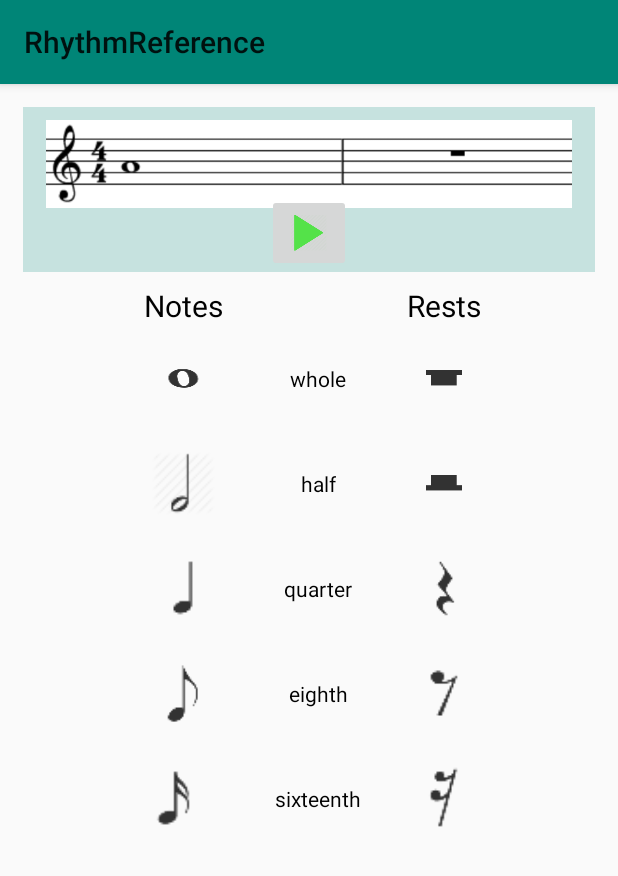
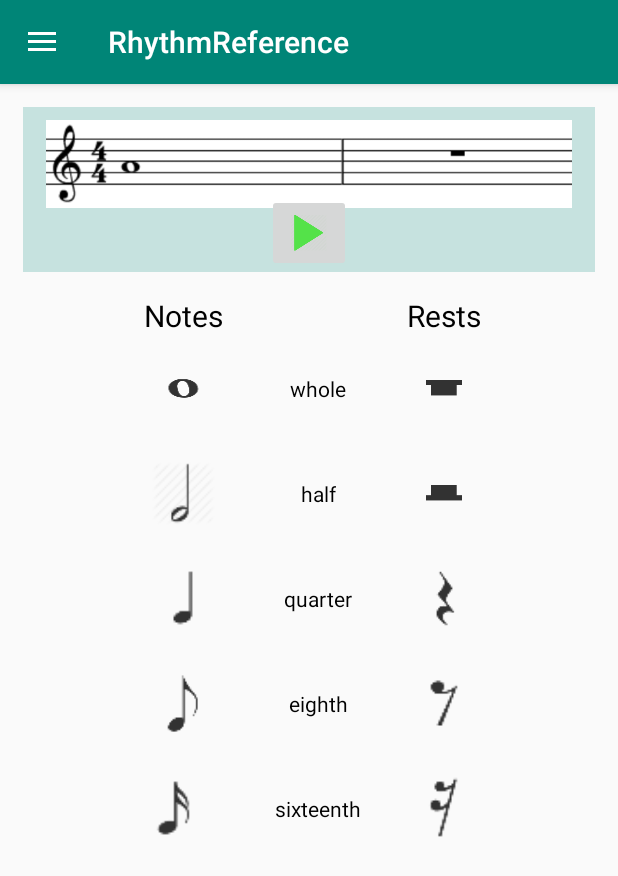
Before and after one commit to ZachJiroun/MusicTheory, an Android app: the RhythmReference screen opened directly, with no data from a screen before it, after a tap on an icon or button, on a phone screen of 412 x 824 dp. Shown: the top 876 px of the screen. Run offline under Robolectric (Android 15) with nearby library versions, the phone set to English and light mode, and no system bars.

Commit message:
integrated rhythm

```diff
--- a/app/src/main/AndroidManifest.xml
+++ b/app/src/main/AndroidManifest.xml
@@ -21,7 +21,7 @@
         </activity>
         <activity android:name=".lessons.LessonsActivity" />
         <activity
-            android:name=".RhythmReference"
+            android:name=".rhythm.RhythmReference"
             android:label="@string/title_activity_rhythm_reference" >
         </activity>
     </application>
--- a/app/src/main/java/cmsc436/com/musictheory/RhythmFragment.java
+++ b/app/src/main/java/cmsc436/com/musictheory/rhythm/RhythmFragment.java
@@ -1,4 +1,4 @@
-package cmsc436.com.musictheory;
+package cmsc436.com.musictheory.rhythm;
 
 
 import android.media.MediaPlayer;
@@ -9,6 +9,8 @@ import android.view.View;
 import android.view.ViewGroup;
 import android.widget.ImageButton;
 import android.widget.ImageView;
+
+import cmsc436.com.musictheory.R;
 
 
 /**
--- a/app/src/main/java/cmsc436/com/musictheory/RhythmReference.java
+++ b/app/src/main/java/cmsc436/com/musictheory/rhythm/RhythmReference.java
@@ -1,15 +1,22 @@
-package cmsc436.com.musictheory;
+package cmsc436.com.musictheory.rhythm;
 
 import android.app.FragmentManager;
 import android.app.FragmentTransaction;
+import android.content.Intent;
 import android.os.Bundle;
-import android.support.design.widget.FloatingActionButton;
-import android.support.design.widget.Snackbar;
+import android.support.design.widget.NavigationView;
+import android.support.v4.view.GravityCompat;
+import android.support.v4.widget.DrawerLayout;
+import android.support.v7.app.ActionBar;
+import android.support.v7.app.ActionBarDrawerToggle;
 import android.support.v7.app.AppCompatActivity;
 import android.support.v7.widget.Toolbar;
+import android.view.MenuItem;
 import android.view.View;
-import android.widget.Button;
 import android.widget.ImageButton;
+
+import cmsc436.com.musictheory.R;
+import cmsc436.com.musictheory.lessons.LessonsActivity;
 
 public class RhythmReference extends AppCompatActivity {
 
@@ -23,19 +30,66 @@ public class RhythmReference extends AppCompatActivity {
     ImageButton eighthRestButton;
     ImageButton sixteenthNoteButton;
     ImageButton sixteenthRestButton;
-    FragmentManager fragmentManager = getFragmentManager();
+
+    private DrawerLayout mDrawerLayout;
+    private Toolbar mToolbar;
+    private ActionBarDrawerToggle mDrawerToggle;
+    FragmentManager mFragmentManager;
 
     @Override
     protected void onCreate(Bundle savedInstanceState) {
         super.onCreate(savedInstanceState);
         setContentView(R.layout.activity_rhythm_reference);
-        Toolbar toolbar = (Toolbar) findViewById(R.id.toolbar);
-        setSupportActionBar(toolbar);
 
         Bundle bundle = new Bundle();
         bundle.putString("button_value", "blank");
 
-        FragmentTransaction fragmentTransaction = fragmentManager.beginTransaction();
+        // Set up the navigation drawer.
+        mDrawerLayout = (DrawerLayout) findViewById(R.id.drawer_layout);
+
+        // Set up the toolbar.
+        mToolbar = (Toolbar) findViewById(R.id.toolbar);
+        setSupportActionBar(mToolbar);
+
+        ActionBar ab = getSupportActionBar();
+        if (ab != null) {
+            ab.setDisplayShowTitleEnabled(true);
+            ab.setDisplayHomeAsUpEnabled(true);
+        }
+
+        NavigationView navigationView = (NavigationView) findViewById(R.id.nav_view);
+        if (navigationView != null) {
+            setupDrawerContent(navigationView);
+        }
+
+        mDrawerToggle = new ActionBarDrawerToggle(RhythmReference.this, mDrawerLayout, mToolbar, R.string.navigation_drawer_open, R.string.navigation_drawer_close) {
+            @Override
+            public void onDrawerClosed(View drawerView) {
+                super.onDrawerClosed(drawerView);
+            }
+
+            @Override
+            public void onDrawerOpened(View drawerView) {
+                super.onDrawerOpened(drawerView);
+            }
+        };
+
+        mDrawerToggle.setToolbarNavigationClickListener(new View.OnClickListener() {
+            @Override
+            public void onClick(View v) {
+                mFragmentManager.popBackStack();
+            }
+        });
+
+        mDrawerLayout.setDrawerListener(mDrawerToggle);
+        mDrawerToggle.syncState();
+
+        // Set up fragment
+        mFragmentManager = getFragmentManager();
+
+        mDrawerToggle.setDrawerIndicatorEnabled(true);
+
+        FragmentTransaction fragmentTransaction = mFragmentManager.beginTransaction();
         RhythmFragment rhythmFragment = new RhythmFragment();
         rhythmFragment.setArguments(bundle);
         fragmentTransaction.add(R.id.rhythm_fragment_container, rhythmFragment);
@@ -50,7 +104,7 @@ public class RhythmReference extends AppCompatActivity {
                 Bundle bundle = new Bundle();
                 bundle.putString("button_value", "whole");
 
-                FragmentTransaction fragmentTransaction = fragmentManager.beginTransaction();
+                FragmentTransaction fragmentTransaction = mFragmentManager.beginTransaction();
                     RhythmFragment rhythmFragment = new RhythmFragment();
                     rhythmFragment.setArguments(bundle);
                     fragmentTransaction.add(R.id.rhythm_fragment_container, rhythmFragment);
@@ -68,7 +122,7 @@ public class RhythmReference extends AppCompatActivity {
                 Bundle bundle = new Bundle();
                 bundle.putString("button_value", "whole");
 
-                FragmentTransaction fragmentTransaction = fragmentManager.beginTransaction();
+                FragmentTransaction fragmentTransaction = mFragmentManager.beginTransaction();
                 RhythmFragment rhythmFragment = new RhythmFragment();
                 rhythmFragment.setArguments(bundle);
                 fragmentTransaction.add(R.id.rhythm_fragment_container, rhythmFragment);
@@ -86,7 +140,7 @@ public class RhythmReference extends AppCompatActivity {
                 Bundle bundle = new Bundle();
                 bundle.putString("button_value", "half");
 
-                FragmentTransaction fragmentTransaction = fragmentManager.beginTransaction();
+                FragmentTransaction fragmentTransaction = mFragmentManager.beginTransaction();
                 RhythmFragment rhythmFragment = new RhythmFragment();
                 rhythmFragment.setArguments(bundle);
                 fragmentTransaction.add(R.id.rhythm_fragment_container, rhythmFragment);
@@ -104,7 +158,7 @@ public class RhythmReference extends AppCompatActivity {
                 Bundle bundle = new Bundle();
                 bundle.putString("button_value", "half");
 
-                FragmentTransaction fragmentTransaction = fragmentManager.beginTransaction();
+                FragmentTransaction fragmentTransaction = mFragmentManager.beginTransaction();
                 RhythmFragment rhythmFragment = new RhythmFragment();
                 rhythmFragment.setArguments(bundle);
                 fragmentTransaction.add(R.id.rhythm_fragment_container, rhythmFragment);
@@ -122,7 +176,7 @@ public class RhythmReference extends AppCompatActivity {
                 Bundle bundle = new Bundle();
                 bundle.putString("button_value", "quarter");
 
-                FragmentTransaction fragmentTransaction = fragmentManager.beginTransaction();
+                FragmentTransaction fragmentTransaction = mFragmentManager.beginTransaction();
                 RhythmFragment rhythmFragment = new RhythmFragment();
                 rhythmFragment.setArguments(bundle);
                 fragmentTransaction.add(R.id.rhythm_fragment_container, rhythmFragment);
@@ -140,7 +194,7 @@ public class RhythmReference extends AppCompatActivity {
                 Bundle bundle = new Bundle();
                 bundle.putString("button_value", "quarter");
 
-                FragmentTransaction fragmentTransaction = fragmentManager.beginTransaction();
+                FragmentTransaction fragmentTransaction = mFragmentManager.beginTransaction();
                 RhythmFragment rhythmFragment = new RhythmFragment();
                 rhythmFragment.setArguments(bundle);
                 fragmentTransaction.add(R.id.rhythm_fragment_container, rhythmFragment);
@@ -158,7 +212,7 @@ public class RhythmReference extends AppCompatActivity {
                 Bundle bundle = new Bundle();
                 bundle.putString("button_value", "eighth");
 
-                FragmentTransaction fragmentTransaction = fragmentManager.beginTransaction();
+                FragmentTransaction fragmentTransaction = mFragmentManager.beginTransaction();
                 RhythmFragment rhythmFragment = new RhythmFragment();
                 rhythmFragment.setArguments(bundle);
                 fragmentTransaction.add(R.id.rhythm_fragment_container, rhythmFragment);
@@ -176,7 +230,7 @@ public class RhythmReference extends AppCompatActivity {
                 Bundle bundle = new Bundle();
                 bundle.putString("button_value", "eighth");
 
-                FragmentTransaction fragmentTransaction = fragmentManager.beginTransaction();
+                FragmentTransaction fragmentTransaction = mFragmentManager.beginTransaction();
                 RhythmFragment rhythmFragment = new RhythmFragment();
                 rhythmFragment.setArguments(bundle);
                 fragmentTransaction.add(R.id.rhythm_fragment_container, rhythmFragment);
@@ -194,7 +248,7 @@ public class RhythmReference extends AppCompatActivity {
                 Bundle bundle = new Bundle();
                 bundle.putString("button_value", "sixteenth");
 
-                FragmentTransaction fragmentTransaction = fragmentManager.beginTransaction();
+                FragmentTransaction fragmentTransaction = mFragmentManager.beginTransaction();
                 RhythmFragment rhythmFragment = new RhythmFragment();
                 rhythmFragment.setArguments(bundle);
                 fragmentTransaction.add(R.id.rhythm_fragment_container, rhythmFragment);
@@ -212,7 +266,7 @@ public class RhythmReference extends AppCompatActivity {
                 Bundle bundle = new Bundle();
                 bundle.putString("button_value", "sixteenth");
 
-                FragmentTransaction fragmentTransaction = fragmentManager.beginTransaction();
+                FragmentTransaction fragmentTransaction = mFragmentManager.beginTransaction();
                 RhythmFragment rhythmFragment = new RhythmFragment();
                 rhythmFragment.setArguments(bundle);
                 fragmentTransaction.add(R.id.rhythm_fragment_container, rhythmFragment);
@@ -227,11 +281,59 @@ public class RhythmReference extends AppCompatActivity {
 
     @Override
     public void onBackPressed() {
-        if(fragmentManager.getBackStackEntryCount() != 0) {
-            fragmentManager.popBackStack();
+        if (mDrawerLayout.isDrawerOpen(GravityCompat.START)) {
+            mDrawerLayout.closeDrawers();
+            return;
+        }
+        if(mFragmentManager.getBackStackEntryCount() != 0) {
+            mFragmentManager.popBackStack();
         } else {
             super.onBackPressed();
         }
     }
 
+    @Override
+    public boolean onOptionsItemSelected(MenuItem item) {
+        switch (item.getItemId()) {
+            case android.R.id.home:
+                if (mFragmentManager.getBackStackEntryCount() > 0) {
+                    mFragmentManager.popBackStack();
+                    getSupportActionBar().setDisplayHomeAsUpEnabled(false);
+                }
+                return true;
+            default:
+                return super.onOptionsItemSelected(item);
+        }
+    }
+
+    public void setDrawerIndicatorEnabled(boolean value) {
+        if (mDrawerToggle != null) {
+            mDrawerToggle.setDrawerIndicatorEnabled(value);
+        }
+    }
+
+    private void setupDrawerContent(NavigationView navigationView) {
+        navigationView.setNavigationItemSelectedListener(
+                new NavigationView.OnNavigationItemSelectedListener() {
+                    @Override
+                    public boolean onNavigationItemSelected(MenuItem menuItem) {
+                        switch (menuItem.getItemId()) {
+                            case R.id.lessons_menu_item:
+                                Intent li = new Intent(RhythmReference.this, LessonsActivity.class);
+                                li.addFlags(Intent.FLAG_ACTIVITY_NEW_TASK
+                                        | Intent.FLAG_ACTIVITY_CLEAR_TASK);
+                                startActivity(li);
+                                break;
+                            default:
+                                break;
+                        }
+                        // Close the navigation drawer when an item is selected.
+                        menuItem.setChecked(true);
+                        mDrawerLayout.closeDrawers();
+                        return true;
+                    }
+
+                });
+    }
+
 }
--- a/app/src/main/res/layout/activity_rhythm_reference.xml
+++ b/app/src/main/res/layout/activity_rhythm_reference.xml
@@ -1,36 +1,48 @@
 <?xml version="1.0" encoding="utf-8"?>
-<android.support.design.widget.CoordinatorLayout
-    xmlns:android="http://schemas.android.com/apk/res/android"
+<android.support.v4.widget.DrawerLayout xmlns:android="http://schemas.android.com/apk/res/android"
     xmlns:app="http://schemas.android.com/apk/res-auto"
     xmlns:tools="http://schemas.android.com/tools"
+    android:id="@+id/drawer_layout"
     android:layout_width="match_parent"
     android:layout_height="match_parent"
     android:fitsSystemWindows="true"
-    tools:context="cmsc436.com.musictheory.RhythmReference">
+    tools:context=".rhythm.RhythmReference"
+    tools:openDrawer="start">
 
+    <LinearLayout
+        android:layout_width="match_parent"
+        android:layout_height="match_parent"
+        android:orientation="vertical">
 
     <android.support.design.widget.AppBarLayout
-        android:layout_height="wrap_content"
         android:layout_width="match_parent"
-        android:theme="@style/AppTheme.AppBarOverlay">
+        android:layout_height="wrap_content">
 
         <android.support.v7.widget.Toolbar
             android:id="@+id/toolbar"
             android:layout_width="match_parent"
-            android:layout_height="?attr/actionBarSize"
+            android:layout_height="wrap_content"
             android:background="?attr/colorPrimary"
-            app:popupTheme="@style/AppTheme.PopupOverlay" />
-
+            android:minHeight="?attr/actionBarSize"
+            android:theme="@style/Toolbar"
+            app:popupTheme="@style/ThemeOverlay.AppCompat.Light" />
     </android.support.design.widget.AppBarLayout>
 
-
+        <RelativeLayout
+            android:id="@+id/rhythm_fragment_container"
+            android:layout_width="match_parent"
+            android:layout_height="110dp"
+            android:layout_marginTop="15dp"
+            android:layout_marginLeft="15dp"
+            android:layout_marginRight="15dp"
+            />
 
     <GridLayout xmlns:android="http://schemas.android.com/apk/res/android"
         xmlns:tools="http://schemas.android.com/tools"
         android:id="@+id/GridLayout1"
         android:layout_width="wrap_content"
         android:layout_height="fill_parent"
-        android:layout_marginTop="190dp"
+        android:layout_marginTop="15dp"
         android:layout_gravity="center"
         android:columnCount="3"
         android:rowCount="10"
@@ -156,16 +168,17 @@
 
     </GridLayout>
 
-    <RelativeLayout
-        android:id="@+id/rhythm_fragment_container"
-        android:layout_width="match_parent"
-        android:layout_height="110dp"
-        android:layout_marginTop="71dp"
-        android:layout_marginLeft="15dp"
-        android:layout_marginRight="15dp"
-        />
-
-
     <include layout="@layout/content_rhythm_reference"/>
 
-</android.support.design.widget.CoordinatorLayout>
+    </LinearLayout>
+
+    <!-- Navigation Drawer -->
+    <android.support.design.widget.NavigationView
+        android:id="@+id/nav_view"
+        android:layout_width="wrap_content"
+        android:layout_height="match_parent"
+        android:layout_gravity="start"
+        android:fitsSystemWindows="true"
+        app:menu="@menu/activity_main_drawer" />
+
+</android.support.v4.widget.DrawerLayout>
--- a/app/src/main/res/layout/content_rhythm_reference.xml
+++ b/app/src/main/res/layout/content_rhythm_reference.xml
@@ -11,7 +11,7 @@
     android:paddingBottom="@dimen/activity_vertical_margin"
     app:layout_behavior="@string/appbar_scrolling_view_behavior"
     tools:showIn="@layout/activity_rhythm_reference"
-    tools:context="cmsc436.com.musictheory.RhythmReference">
+    tools:context=".rhythm.RhythmReference">
 
 
 
--- a/app/src/main/res/layout/rhythm_fragment.xml
+++ b/app/src/main/res/layout/rhythm_fragment.xml
@@ -2,7 +2,7 @@
     xmlns:tools="http://schemas.android.com/tools"
     android:layout_width="wrap_content"
     android:layout_height="120dp"
-    tools:context="cmsc436.com.musictheory.RhythmFragment"
+    tools:context=".rhythm.RhythmFragment"
     android:background="#c6e2df">
 
     <!-- TODO: Update blank fragment layout -->
```
Also changed, not shown: app/src/main/java/cmsc436/com/musictheory/MainActivity.java (+9 -6 lines), app/src/main/java/cmsc436/com/musictheory/lessons/LessonsActivity.java (+7 -0 lines).
